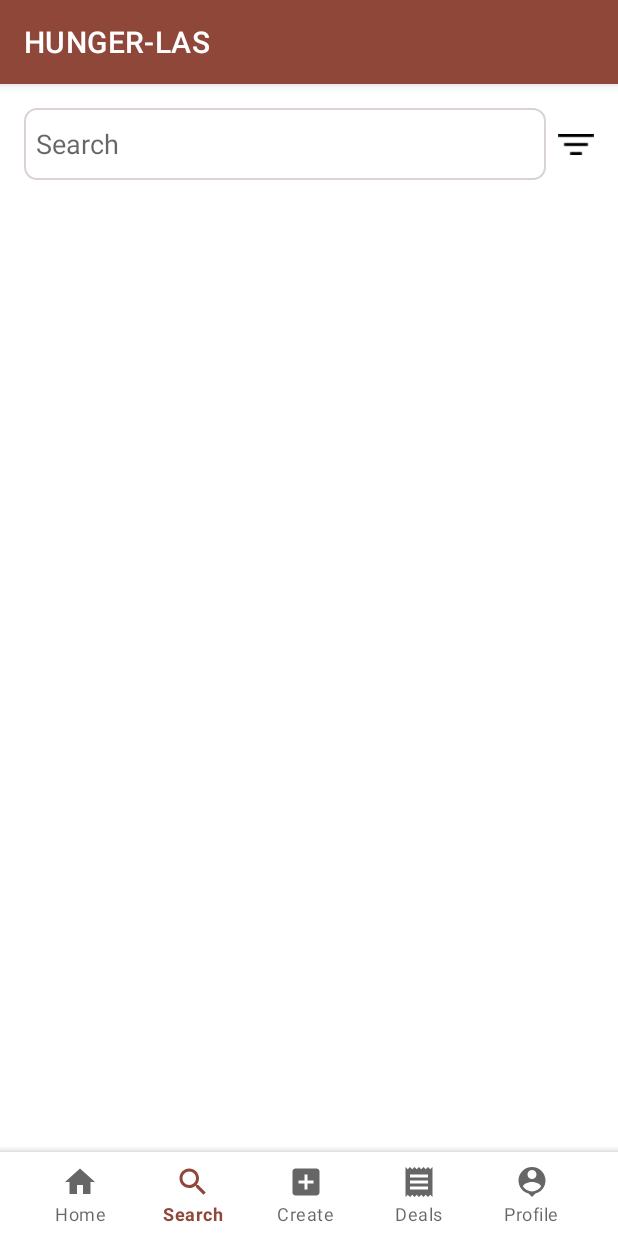
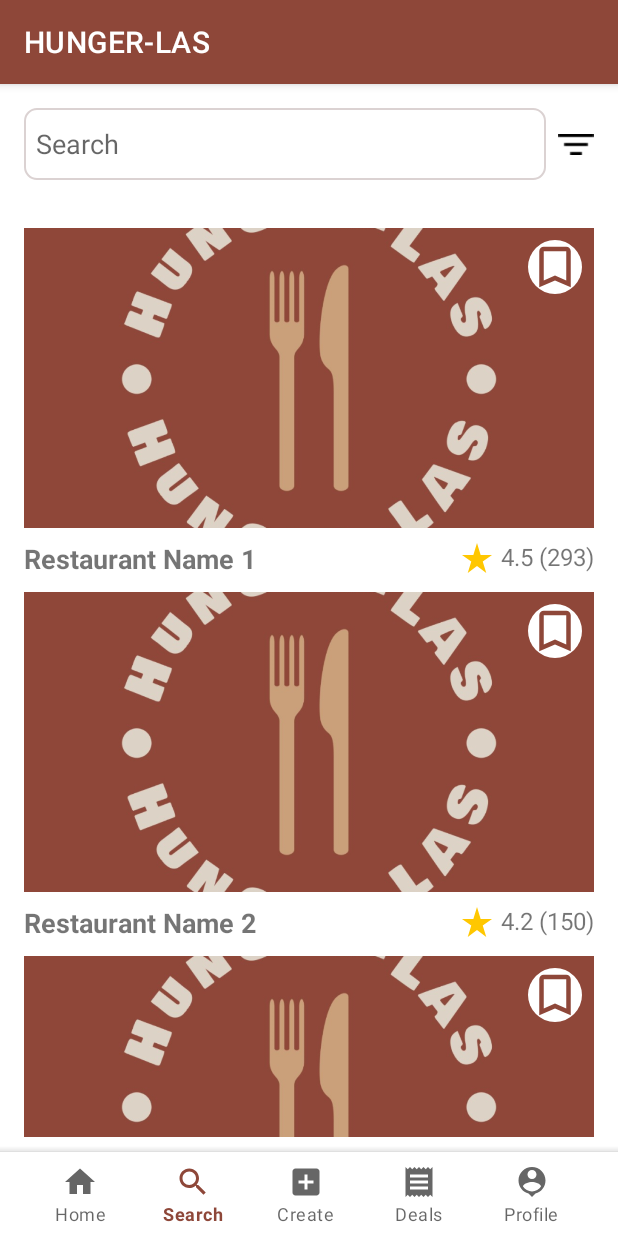
Before and after one commit to ThuHtetSan12/Android-Development-hunger-las-, an Android app: the screen it shows after launch once a user with an empty profile is signed in (MainActivity), item 2 of the bottom bar chosen, on a phone screen of 412 x 824 dp. Run offline under Robolectric (Android 15) with nearby library versions, the phone set to English and light mode, and no system bars; our stand-ins replace Firebase (no records; nobody signed in at launch, a user with empty details on screens opened directly).

Commit message:
search page hardcoded data

```diff
--- /dev/null
+++ b/app/src/main/java/com/example/hunger_las_dit2b02/Restaurant.java
@@ -0,0 +1,32 @@
+package com.example.hunger_las_dit2b02;
+
+// Restaurant.java
+public class Restaurant {
+    private int imageResourceId;
+    private String name;
+    private double rating;
+    private int totalRatings;
+
+    public Restaurant(int imageResourceId, String name, double rating, int totalRatings) {
+        this.imageResourceId = imageResourceId;
+        this.name = name;
+        this.rating = rating;
+        this.totalRatings = totalRatings;
+    }
+
+    public int getImageResourceId() {
+        return imageResourceId;
+    }
+
+    public String getName() {
+        return name;
+    }
+
+    public double getRating() {
+        return rating;
+    }
+
+    public int getTotalRatings() {
+        return totalRatings;
+    }
+}
--- /dev/null
+++ b/app/src/main/java/com/example/hunger_las_dit2b02/RestaurantAdapter.java
@@ -0,0 +1,59 @@
+package com.example.hunger_las_dit2b02;
+
+// RestaurantAdapter.java
+import android.view.LayoutInflater;
+import android.view.View;
+import android.view.ViewGroup;
+import android.widget.ImageView;
+import android.widget.TextView;
+import androidx.annotation.NonNull;
+import androidx.recyclerview.widget.RecyclerView;
+import java.util.List;
+
+public class RestaurantAdapter extends RecyclerView.Adapter<RestaurantAdapter.RestaurantViewHolder> {
+
+    private List<Restaurant> restaurantList;
+
+    public RestaurantAdapter(List<Restaurant> restaurantList) {
+        this.restaurantList = restaurantList;
+    }
+
+    @NonNull
+    @Override
+    public RestaurantViewHolder onCreateViewHolder(@NonNull ViewGroup parent, int viewType) {
+        View view = LayoutInflater.from(parent.getContext()).inflate(R.layout.search_card_layout, parent, false);
+        return new RestaurantViewHolder(view);
+    }
+
+    @Override
+    public void onBindViewHolder(@NonNull RestaurantViewHolder holder, int position) {
+        Restaurant restaurant = restaurantList.get(position);
+
+        // Bind data to views
+        holder.imgRestaurant.setImageResource(restaurant.getImageResourceId());
+        holder.txtRestaurantName.setText(restaurant.getName());
+        holder.txtRating.setText(String.valueOf(restaurant.getRating()));
+        holder.txtTotalRatings.setText("(" + restaurant.getTotalRatings() + ")");
+    }
+
+    @Override
+    public int getItemCount() {
+        return restaurantList.size();
+    }
+
+    static class RestaurantViewHolder extends RecyclerView.ViewHolder {
+        ImageView imgRestaurant;
+        TextView txtRestaurantName;
+        TextView txtRating;
+        TextView txtTotalRatings;
+
+        RestaurantViewHolder(@NonNull View itemView) {
+            super(itemView);
+
+            imgRestaurant = itemView.findViewById(R.id.imgRestaurant);
+            txtRestaurantName = itemView.findViewById(R.id.txtRestaurantName);
+            txtRating = itemView.findViewById(R.id.txtRating);
+            txtTotalRatings = itemView.findViewById(R.id.txtTotalRatings);
+        }
+    }
+}
--- a/app/src/main/java/com/example/hunger_las_dit2b02/SearchFragment.java
+++ b/app/src/main/java/com/example/hunger_las_dit2b02/SearchFragment.java
@@ -8,12 +8,53 @@ import android.view.LayoutInflater;
 import android.view.View;
 import android.view.ViewGroup;
 
+// SearchFragment.java
+import android.os.Bundle;
+import android.view.LayoutInflater;
+import android.view.View;
+import android.view.ViewGroup;
+import androidx.fragment.app.Fragment;
+import androidx.recyclerview.widget.LinearLayoutManager;
+import androidx.recyclerview.widget.RecyclerView;
+import java.util.ArrayList;
+import java.util.List;
+
 public class SearchFragment extends Fragment {
 
+    private RecyclerView recyclerView;
+    private RestaurantAdapter restaurantAdapter;
+
     @Override
-    public View onCreateView(LayoutInflater inflater, ViewGroup container,
-                             Bundle savedInstanceState) {
-        // Inflate the layout for this fragment
-        return inflater.inflate(R.layout.fragment_search, container, false);
+    public View onCreateView(LayoutInflater inflater, ViewGroup container, Bundle savedInstanceState) {
+        View view = inflater.inflate(R.layout.fragment_search, container, false);
+
+        // Initialize RecyclerView
+        recyclerView = view.findViewById(R.id.recyclerViewRestaurants);
+        recyclerView.setLayoutManager(new LinearLayoutManager(getActivity()));
+
+        // Create sample restaurant data
+        List<Restaurant> restaurantList = createSampleRestaurants();
+
+        // Create and set the adapter
+        restaurantAdapter = new RestaurantAdapter(restaurantList);
+        recyclerView.setAdapter(restaurantAdapter);
+
+        return view;
+    }
+
+    private List<Restaurant> createSampleRestaurants() {
+        List<Restaurant> restaurantList = new ArrayList<>();
+
+        // Create sample Restaurant objects
+        Restaurant restaurant1 = new Restaurant(R.drawable.logo, "Restaurant Name 1", 4.5, 293);
+        Restaurant restaurant2 = new Restaurant(R.drawable.logo, "Restaurant Name 2", 4.2, 150);
+        Restaurant restaurant3 = new Restaurant(R.drawable.logo, "Restaurant Name 3", 4.8, 500);
+
+        // Add restaurants to the list
+        restaurantList.add(restaurant1);
+        restaurantList.add(restaurant2);
+        restaurantList.add(restaurant3);
+
+        return restaurantList;
     }
 }
--- /dev/null
+++ b/app/src/main/res/drawable/circle_background.xml
@@ -0,0 +1,8 @@
+<?xml version="1.0" encoding="utf-8"?>
+<shape xmlns:android="http://schemas.android.com/apk/res/android"
+    android:shape="oval">
+    <solid android:color="@android:color/white" />
+    <size
+        android:width="36dp"
+        android:height="36dp" />
+</shape>
--- /dev/null
+++ b/app/src/main/res/drawable/ic_star.xml
@@ -0,0 +1,5 @@
+<vector android:height="24dp" android:tint="#FFC700"
+    android:viewportHeight="24" android:viewportWidth="24"
+    android:width="24dp" xmlns:android="http://schemas.android.com/apk/res/android">
+    <path android:fillColor="@android:color/white" android:pathData="M14.43,10l-2.43,-8l-2.43,8l-7.57,0l6.18,4.41l-2.35,7.59l6.17,-4.69l6.18,4.69l-2.35,-7.59l6.17,-4.41z"/>
+</vector>
--- /dev/null
+++ b/app/src/main/res/drawable/ic_wishlist.xml
@@ -0,0 +1,5 @@
+<vector android:height="24dp" android:tint="#8E4739"
+    android:viewportHeight="24" android:viewportWidth="24"
+    android:width="24dp" xmlns:android="http://schemas.android.com/apk/res/android">
+    <path android:fillColor="@android:color/white" android:pathData="M17,3L7,3c-1.1,0 -1.99,0.9 -1.99,2L5,21l7,-3 7,3L19,5c0,-1.1 -0.9,-2 -2,-2zM17,18l-5,-2.18L7,18L7,5h10v13z"/>
+</vector>
--- a/app/src/main/res/layout/fragment_search.xml
+++ b/app/src/main/res/layout/fragment_search.xml
@@ -35,4 +35,12 @@
 
     </RelativeLayout>
 
+    <!-- RecyclerView for Restaurants -->
+    <androidx.recyclerview.widget.RecyclerView
+        android:id="@+id/recyclerViewRestaurants"
+        android:layout_width="match_parent"
+        android:layout_height="match_parent"
+        android:layout_below="@id/searchLayout"
+        android:padding="16dp"/>
+
 </RelativeLayout>
--- a/app/src/main/res/layout/post_item.xml
+++ b/app/src/main/res/layout/post_item.xml
@@ -26,7 +26,8 @@
                 android:layout_height="48dp"
                 android:layout_marginEnd="16dp"
                 android:scaleType="centerCrop"
-                android:src="@drawable/logo" />
+                android:src="@drawable/logo"
+                android:background="@drawable/circle_background" />
 
             <!-- Username -->
             <TextView
--- /dev/null
+++ b/app/src/main/res/layout/search_card_layout.xml
@@ -0,0 +1,86 @@
+<?xml version="1.0" encoding="utf-8"?>
+<LinearLayout
+    xmlns:android="http://schemas.android.com/apk/res/android"
+    android:layout_width="match_parent"
+    android:layout_height="wrap_content"
+    android:orientation="vertical"
+    android:layout_marginBottom="10dp"
+    android:elevation="4dp">
+
+    <!-- Restaurant Image -->
+    <RelativeLayout
+        android:layout_width="match_parent"
+        android:layout_height="200dp">
+
+        <ImageView
+            android:id="@+id/imgRestaurant"
+            android:layout_width="match_parent"
+            android:layout_height="match_parent"
+            android:scaleType="centerCrop"
+            android:src="@drawable/logo" />
+
+        <!-- Wishlist Icon -->
+        <ImageView
+            android:id="@+id/iconWishlist"
+            android:layout_width="wrap_content"
+            android:layout_height="wrap_content"
+            android:layout_alignParentEnd="true"
+            android:layout_alignParentTop="true"
+            android:layout_marginTop="8dp"
+            android:layout_marginEnd="8dp"
+            android:src="@drawable/ic_wishlist"
+            android:background="@drawable/circle_background" />
+    </RelativeLayout>
+
+    <!-- Restaurant Name, Rating, and Total Ratings -->
+    <LinearLayout
+        android:layout_width="match_parent"
+        android:layout_height="wrap_content"
+        android:orientation="horizontal"
+        android:layout_marginTop="8dp">
+
+        <!-- Restaurant Name -->
+        <TextView
+            android:id="@+id/txtRestaurantName"
+            android:layout_width="0dp"
+            android:layout_height="wrap_content"
+            android:layout_weight="1"
+            android:text="Restaurant Name"
+            android:textSize="18sp"
+            android:textStyle="bold" />
+
+        <!-- Ratings -->
+        <LinearLayout
+            android:id="@+id/layoutRatings"
+            android:layout_width="wrap_content"
+            android:layout_height="wrap_content"
+            android:orientation="horizontal"
+            android:layout_marginStart="8dp">
+
+            <!-- Star Icon -->
+            <ImageView
+                android:layout_width="wrap_content"
+                android:layout_height="wrap_content"
+                android:src="@drawable/ic_star" />
+
+            <!-- Rating Number -->
+            <TextView
+                android:id="@+id/txtRating"
+                android:layout_width="wrap_content"
+                android:layout_height="wrap_content"
+                android:layout_marginStart="4dp"
+                android:text="4.5"
+                android:textSize="16sp" />
+
+            <!-- Total Number of Ratings -->
+            <TextView
+                android:id="@+id/txtTotalRatings"
+                android:layout_width="wrap_content"
+                android:layout_height="wrap_content"
+                android:layout_marginStart="4dp"
+                android:text="(293)"
+                android:textSize="16sp" />
+        </LinearLayout>
+    </LinearLayout>
+
+</LinearLayout>
```
